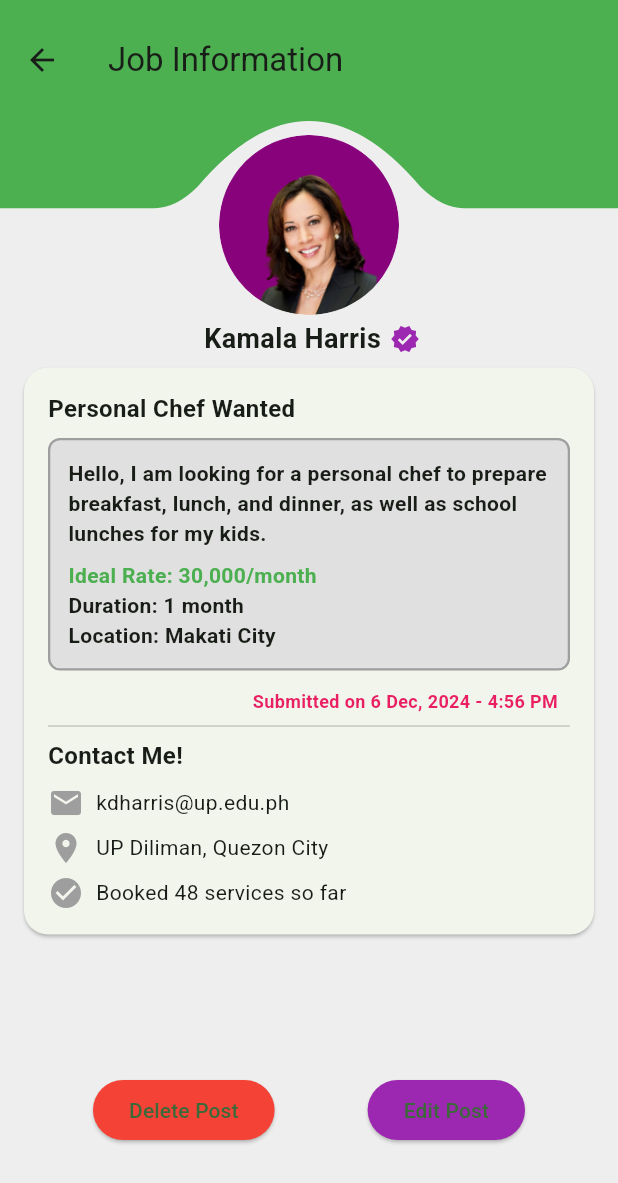
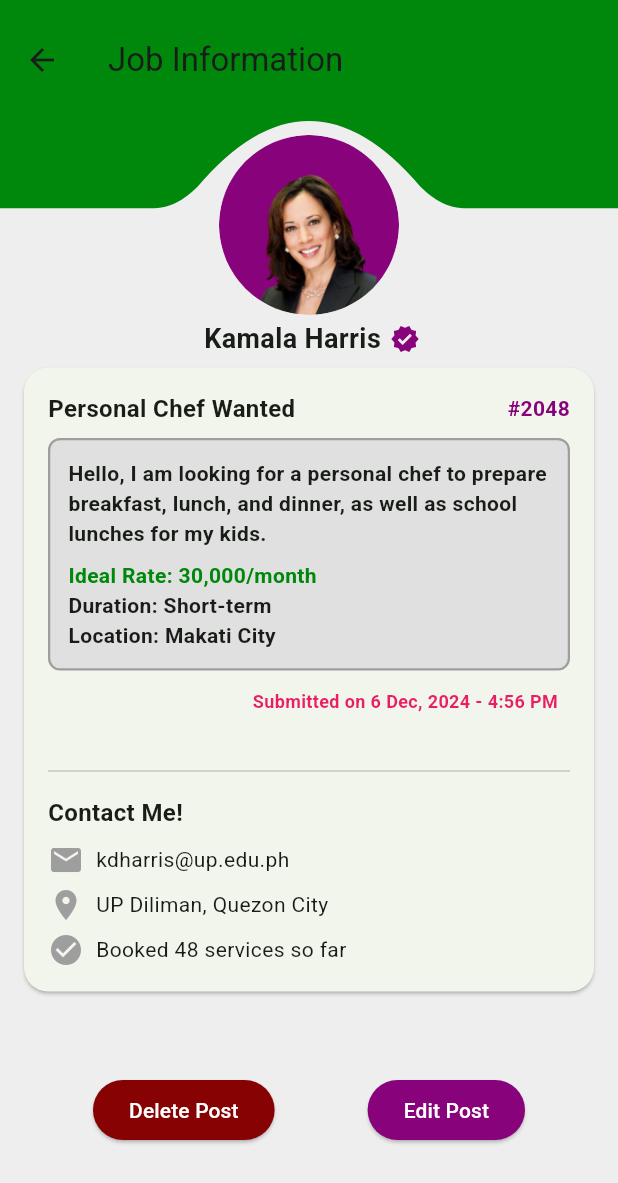
Before and after one commit to reofficial/Kaya-Kita, a Flutter app: the NewPostScreen screen opened directly, after a tap on "Post", on a phone screen of 412 x 824 dp. Shown: the top 1183 px of the screen. Run offline on Flutter 3.47's test engine with Material 3 defaults, Android fonts, the light colour scheme and no system bars; our stand-ins replace flutter_dotenv.

Commit message:
Fixed rate dropdown

```diff
--- a/frontend/starter/lib/jobinfo.dart
+++ b/frontend/starter/lib/jobinfo.dart
@@ -18,7 +18,7 @@ class JobInfoScreen extends StatelessWidget {
                     clipper: CurvedAppBar(),
                     child: Container(
                       height: 185,
-                      color: Colors.green,
+                      color: Color(0xFF00880C),
                       child: AppBar(
                         title: Text('Job Information'),
                         backgroundColor: Colors.transparent,
@@ -58,12 +58,21 @@ class JobInfoScreen extends StatelessWidget {
                               //SizedBox(height: 30),
                               Container(
                                 width: double.infinity,
-                                child: Text(
-                                  'Personal Chef Wanted',
-                                  style: TextStyle(fontSize: 16, fontWeight: FontWeight.bold),
-                                  textAlign: TextAlign.left,
+                                child: Row(
+                                  mainAxisAlignment: MainAxisAlignment.spaceBetween,
+                                  children: [
+                                    Text(
+                                      'Personal Chef Wanted',
+                                      style: TextStyle(fontSize: 16, fontWeight: FontWeight.bold),
+                                    ),
+                                    Text(
+                                      '#2048', //add ticketing system
+                                      style: TextStyle(fontSize: 14, fontWeight: FontWeight.bold, color: Color(0xFF87027B)),
+                                    ),
+                                  ],
                                 ),
                               ),
+
                               SizedBox(height: 8),
                               Container(
                                 padding: EdgeInsets.all(12),
@@ -85,10 +94,10 @@ class JobInfoScreen extends StatelessWidget {
                                     SizedBox(height: 8),
                                     Text(
                                       'Ideal Rate: 30,000/month',
-                                      style: TextStyle(fontSize: 14, fontWeight: FontWeight.bold, color: Colors.green),
+                                      style: TextStyle(fontSize: 14, fontWeight: FontWeight.bold, color: Color(0xFF00880C)),
                                     ),
                                     Text(
-                                      'Duration: 1 month',
+                                      'Duration: Short-term',
                                       style: TextStyle(fontSize: 14, fontWeight: FontWeight.bold),
                                     ),
                                     Text(
@@ -109,7 +118,9 @@ class JobInfoScreen extends StatelessWidget {
                                   ),
                                 ),
                               ),
+                              SizedBox(height: 30),
                               Divider(),
+                              SizedBox(height: 8),
                               Text(
                                 'Contact Me!',
                                 style: TextStyle(fontSize: 16, fontWeight: FontWeight.bold),
@@ -161,7 +172,7 @@ class JobInfoScreen extends StatelessWidget {
                             style: TextStyle(fontSize: 18, fontWeight: FontWeight.bold),
                           ),
                           SizedBox(width: 6),
-                          Icon(Icons.verified, color: Colors.purple, size: 20),
+                          Icon(Icons.verified, color: Color(0xFF87027B), size: 20),
                         ],
                       ),
                     ),
@@ -176,14 +187,16 @@ class JobInfoScreen extends StatelessWidget {
                         ElevatedButton(
                           onPressed: () {},
                           style: ElevatedButton.styleFrom(
-                            backgroundColor: Colors.red,
+                            backgroundColor: Color(0xFF870202),
+                            foregroundColor: Colors.white,
                           ),
                           child: Text('Delete Post'),
                         ),
                         ElevatedButton(
                           onPressed: () {},
                           style: ElevatedButton.styleFrom(
-                            backgroundColor: Colors.purple,
+                            backgroundColor: Color(0xFF87027B),
+                            foregroundColor: Colors.white,
                           ),
                           child: Text('Edit Post'),
                         ),
--- a/frontend/starter/lib/newpost.dart
+++ b/frontend/starter/lib/newpost.dart
@@ -1,5 +1,6 @@
 import 'package:flutter/material.dart';
 import 'jobinfo.dart';
+import 'package:flutter/services.dart';
 
 class NewPostScreen extends StatefulWidget {
   const NewPostScreen({super.key});
@@ -10,13 +11,15 @@ class NewPostScreen extends StatefulWidget {
 
 class _NewPostScreenState extends State<NewPostScreen> {
   String? selectedCategory;
-  String? selectedRate;
+  TextEditingController rateController = TextEditingController();
+  String selectedRateType = 'Monthly';
   String? selectedDuration;
   String? selectedLocation;
 
   final List<String> categories = ['Rider', 'Driver', 'Barber', 'Laundry', 'Other'];
   final List<String> durations = ['Short-term', 'Long-term', 'Flexible'];
-  final List<String> locations = ['Makati', 'Taguig', 'Pasay'];
+  final List<String> locations = ['Makati City', 'Taguig City', 'Pasay City'];
+  final List<String> rateTypes = ['Hourly', 'Daily', 'Weekly', 'Monthly'];
 
   @override
   Widget build(BuildContext context) {
@@ -31,7 +34,8 @@ class _NewPostScreenState extends State<NewPostScreen> {
           onPressed: () => Navigator.pop(context),
         ),
       ),
-      body: Padding(
+      body: SingleChildScrollView(
+        child:Padding(
           padding: const EdgeInsets.all(16),
           child: Column(
             mainAxisSize: MainAxisSize.min,
@@ -60,7 +64,7 @@ class _NewPostScreenState extends State<NewPostScreen> {
                 mainAxisAlignment: MainAxisAlignment.spaceBetween,
                 children: [
                   _buildDropdown('Add Category', categories, selectedCategory, (value) => setState(() => selectedCategory = value), width: 180),
-                _buildDropdown('Add Ideal Rate', categories, selectedRate, (value) => setState(() => selectedRate = value), width: 180),
+                  _buildRateDropdown()
                 ],
               ),
               Row(
@@ -101,6 +105,7 @@ class _NewPostScreenState extends State<NewPostScreen> {
                 ),
               ),
             ],
+          ),
         ),
       ),
     );
@@ -144,4 +149,40 @@ class _NewPostScreenState extends State<NewPostScreen> {
       ),
     );
   }
+
+    Widget _buildRateDropdown() {
+    return Expanded(
+      child: Container(
+        padding: const EdgeInsets.symmetric(horizontal: 10),
+        decoration: BoxDecoration(
+          border: Border.all(color: Colors.grey),
+          borderRadius: BorderRadius.circular(10),
+        ),
+        child: Row(
+          children: [
+            Expanded(
+              child: TextField(
+                controller: rateController,
+                keyboardType: TextInputType.number,
+                inputFormatters: [FilteringTextInputFormatter.digitsOnly],
+                decoration: const InputDecoration(
+                  hintText: 'Enter rate',
+                  border: InputBorder.none,
+                ),
+              ),
+            ),
+            const Text(' / ', style: TextStyle(fontSize: 16)),
+            DropdownButton<String>(
+              value: selectedRateType,
+              items: ['Hourly', 'Daily', 'Weekly', 'Monthly']
+                  .map((rate) => DropdownMenuItem(value: rate, child: Text(rate)))
+                  .toList(),
+              onChanged: (value) => setState(() => selectedRateType = value ?? 'Monthly'),
+              underline: const SizedBox(),
+            ),
+          ],
+        ),
+      ),
+    );
   }
+}
```
Lines whose indentation alone changed are shown as unchanged.
